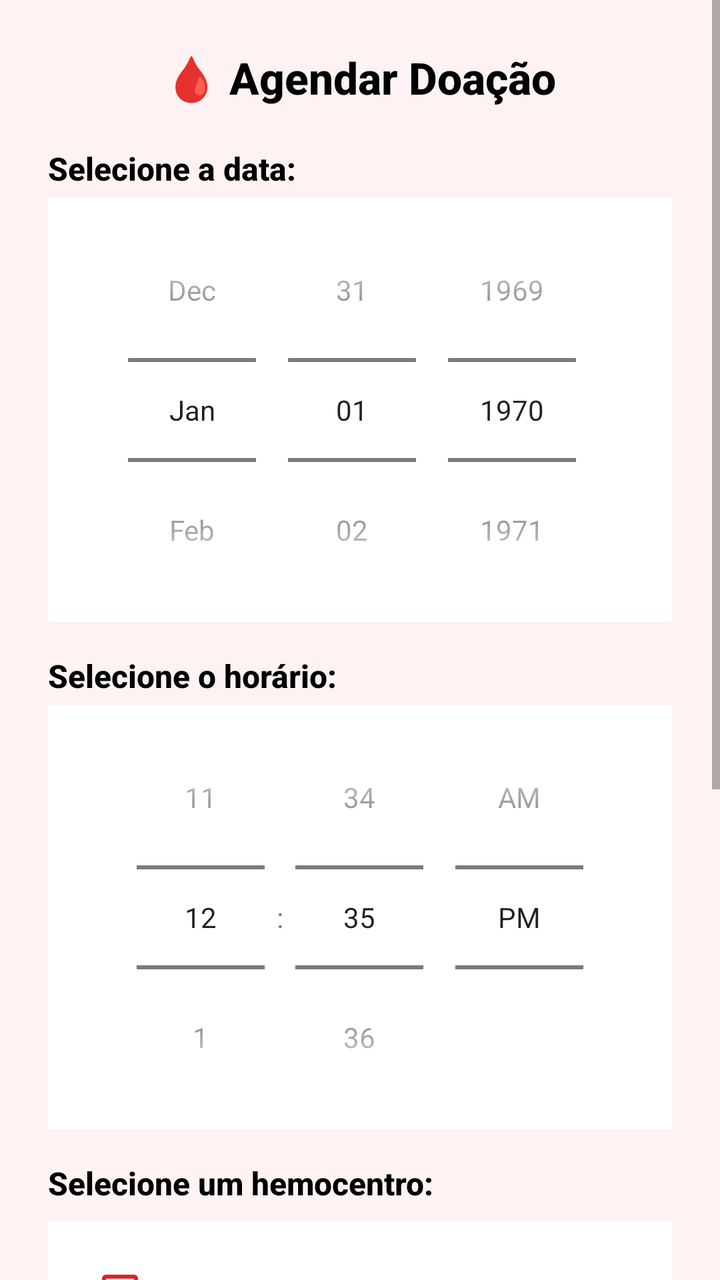
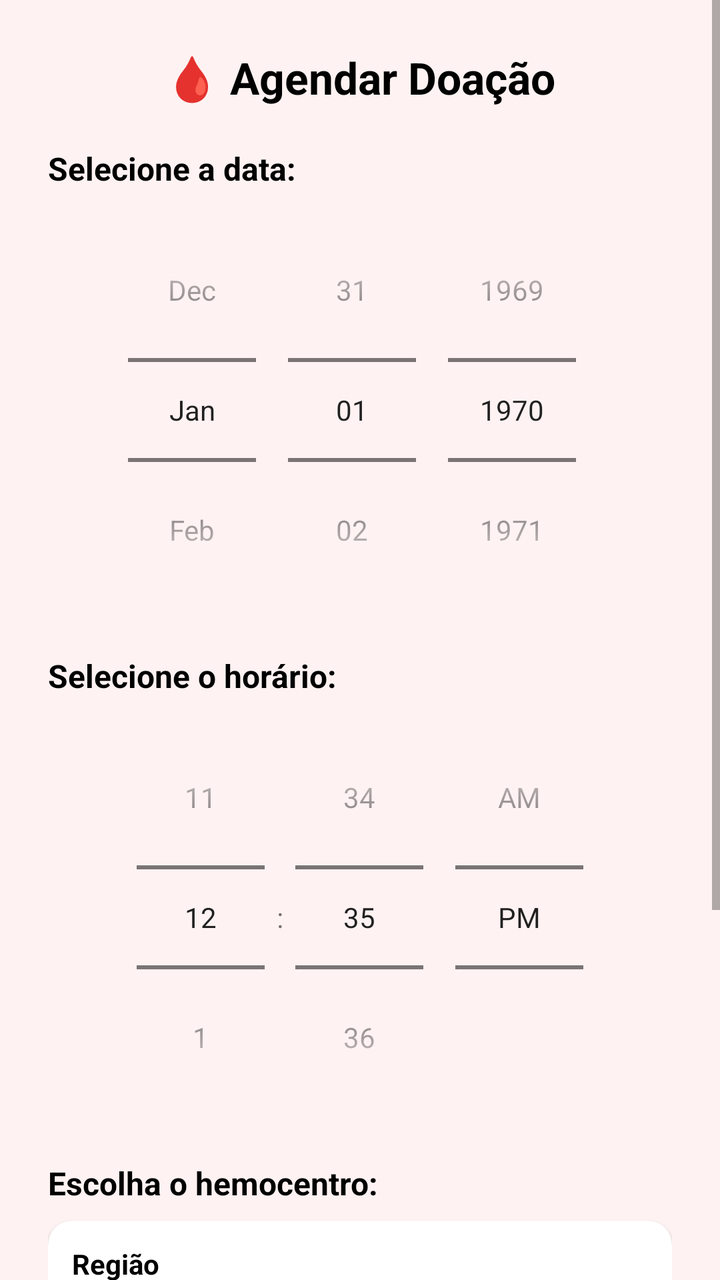

Compare the two renders of this Android layout. The source of the first and the diff that turns it into the second are given below.
<!-- AndroidManifest.xml: application theme Theme.Newvitalgest01 -->
<!-- res/layout/activity_agendamento.xml -->
<?xml version="1.0" encoding="utf-8"?>
<androidx.constraintlayout.widget.ConstraintLayout xmlns:android="http://schemas.android.com/apk/res/android"
    xmlns:app="http://schemas.android.com/apk/res-auto"
    xmlns:tools="http://schemas.android.com/tools"
    android:id="@+id/rootAgendamento"
    android:layout_width="match_parent"
    android:layout_height="match_parent"
    android:background="@color/fundo_claro"
    tools:context=".view.Agendamento">

    <ScrollView
        android:id="@+id/scrollViewAgendamento"
        android:layout_width="0dp"
        android:layout_height="0dp"
        android:fillViewport="true"
        app:layout_constraintTop_toTopOf="parent"
        app:layout_constraintBottom_toBottomOf="parent"
        app:layout_constraintStart_toStartOf="parent"
        app:layout_constraintEnd_toEndOf="parent">

        <LinearLayout
            android:id="@+id/containerAgendamento"
            android:layout_width="match_parent"
            android:layout_height="wrap_content"
            android:orientation="vertical"
            android:padding="24dp">

            
            <TextView
                android:id="@+id/txtTituloAgendamento"
                android:layout_width="match_parent"
                android:layout_height="wrap_content"
                android:text="🩸 Agendar Doação"
                android:textSize="22sp"
                android:textStyle="bold"
                android:textColor="@android:color/black"
                android:fontFamily="sans-serif-medium"
                android:gravity="center_horizontal"
                android:paddingBottom="12dp" />

            
            <TextView
                android:id="@+id/txtLabelData"
                android:layout_width="match_parent"
                android:layout_height="wrap_content"
                android:text="Selecione a data:"
                android:textSize="16sp"
                android:textStyle="bold"
                android:textColor="@android:color/black"
                android:fontFamily="sans-serif-medium"
                android:paddingTop="8dp"
                android:paddingBottom="4dp" />

            <DatePicker
                android:id="@+id/datePicker"
                android:layout_width="match_parent"
                android:layout_height="wrap_content"
                android:calendarViewShown="false"
                android:spinnersShown="true"
                android:datePickerMode="spinner"
                android:background="@android:color/white"
                android:theme="@style/CustomDatePickerRed"
                app:backgroundTint="@android:color/white" />

            
            <TextView
                android:id="@+id/txtLabelHora"
                android:layout_width="match_parent"
                android:layout_height="wrap_content"
                android:text="Selecione o horário:"
                android:textSize="16sp"
                android:textStyle="bold"
                android:textColor="@android:color/black"
                android:fontFamily="sans-serif-medium"
                android:paddingTop="16dp"
                android:paddingBottom="4dp" />

            <TimePicker
                android:id="@+id/timePicker"
                android:layout_width="match_parent"
                android:layout_height="wrap_content"
                android:timePickerMode="spinner"
                android:background="@android:color/white"
                android:theme="@style/CustomTimePickerRed"
                app:backgroundTint="@android:color/white" />

            
            <TextView
                android:id="@+id/txtLabelHemocentros"
                android:layout_width="match_parent"
                android:layout_height="wrap_content"
                android:text="Selecione um hemocentro:"
                android:textSize="16sp"
                android:textStyle="bold"
                android:textColor="@android:color/black"
                android:fontFamily="sans-serif-medium"
                android:paddingTop="16dp"
                android:paddingBottom="8dp" />

            
            <LinearLayout
                android:layout_width="match_parent"
                android:layout_height="wrap_content"
                android:orientation="horizontal"
                android:gravity="center_vertical"
                android:background="@android:color/white"
                android:padding="12dp"
                android:layout_marginBottom="8dp">

                <CheckBox
                    android:id="@+id/hemopeCheckbox"
                    android:layout_width="wrap_content"
                    android:layout_height="wrap_content"
                    app:buttonTint="@color/vermelho_primario" />

                <TextView
                    android:id="@+id/txtInfoHemope"
                    android:layout_width="0dp"
                    android:layout_height="wrap_content"
                    android:layout_weight="1"
                    android:text="HEMOPE Recife"
                    android:textSize="14sp"
                    android:textColor="@android:color/black"
                    android:fontFamily="sans-serif"
                    android:paddingStart="8dp"
                    android:paddingEnd="4dp" />
            </LinearLayout>

            
            <LinearLayout
                android:layout_width="match_parent"
                android:layout_height="wrap_content"
                android:orientation="horizontal"
                android:gravity="center_vertical"
                android:background="@android:color/white"
                android:padding="12dp"
                android:layout_marginBottom="8dp">

                <CheckBox
                    android:id="@+id/hcCheckbox"
                    android:layout_width="wrap_content"
                    android:layout_height="wrap_content"
                    app:buttonTint="@color/vermelho_primario" />

                <TextView
                    android:id="@+id/txtInfoHc"
                    android:layout_width="0dp"
                    android:layout_height="wrap_content"
                    android:layout_weight="1"
                    android:text="Hospital das Clínicas"
                    android:textSize="14sp"
                    android:textColor="@android:color/black"
                    android:fontFamily="sans-serif"
                    android:paddingStart="8dp"
                    android:paddingEnd="4dp" />
            </LinearLayout>

            
            <LinearLayout
                android:layout_width="match_parent"
                android:layout_height="wrap_content"
                android:orientation="horizontal"
                android:gravity="center_vertical"
                android:background="@android:color/white"
                android:padding="12dp"
                android:layout_marginBottom="8dp">

                <CheckBox
                    android:id="@+id/imipCheckbox"
                    android:layout_width="wrap_content"
                    android:layout_height="wrap_content"
                    app:buttonTint="@color/vermelho_primario" />

                <TextView
                    android:id="@+id/txtInfoImip"
                    android:layout_width="0dp"
                    android:layout_height="wrap_content"
                    android:layout_weight="1"
                    android:text="IMIP"
                    android:textSize="14sp"
                    android:textColor="@android:color/black"
                    android:fontFamily="sans-serif"
                    android:paddingStart="8dp"
                    android:paddingEnd="4dp" />
            </LinearLayout>

            
            <View
                android:layout_width="match_parent"
                android:layout_height="16dp" />

            
            <Button
                android:id="@+id/btAgendar"
                android:layout_width="match_parent"
                android:layout_height="wrap_content"
                android:text="✅ Confirmar Agendamento"
                android:textAllCaps="false"
                android:textSize="16sp"
                android:textStyle="bold"
                android:textColor="@android:color/white"
                android:fontFamily="sans-serif-medium"
                android:backgroundTint="@color/vermelho_primario"
                android:padding="16dp"
                android:layout_marginStart="8dp"
                android:layout_marginEnd="8dp"
                android:layout_marginBottom="8dp" />

            
            <Button
                android:id="@+id/btVoltarServicos"
                android:layout_width="match_parent"
                android:layout_height="wrap_content"
                android:text="↩️ Voltar para Serviços"
                android:textAllCaps="false"
                android:textSize="16sp"
                android:textStyle="bold"
                android:textColor="@android:color/white"
                android:fontFamily="sans-serif-medium"
                android:backgroundTint="@color/vermelho_primario"
                android:padding="16dp"
                android:layout_marginStart="8dp"
                android:layout_marginEnd="8dp"
                android:layout_marginBottom="8dp" />

        </LinearLayout>
    </ScrollView>

</androidx.constraintlayout.widget.ConstraintLayout>
<!-- resources referenced by this layout -->
<resources>
  <color name="fundo_claro">#fef2f2</color>
  <color name="vermelho_primario">#dc2626</color>
  <style name="CustomDatePickerRed" parent="@android:style/Theme.Material.Light.Dialog">
          <item name="android:datePickerStyle">@style/Widget.DatePicker.Red</item>
      </style>
  <style name="CustomTimePickerRed" parent="@android:style/Theme.Material.Light.Dialog">
          <item name="android:timePickerStyle">@style/Widget.TimePicker.Red</item>
      </style>
  <style name="Theme.Newvitalgest01" parent="Base.Theme.Newvitalgest01" />
  <style name="Widget.DatePicker.Red" parent="@android:style/Widget.Material.DatePicker">
          <item name="android:textColor">@color/vermelho_primario</item>
          <item name="android:textColorPrimary">@color/vermelho_primario</item>
          <item name="android:textColorHint">@color/vermelho_primario</item>
      </style>
  <style name="Widget.TimePicker.Red" parent="@android:style/Widget.Material.TimePicker">
          <item name="android:textColor">@color/vermelho_primario</item>
          <item name="android:textColorPrimary">@color/vermelho_primario</item>
          <item name="android:textColorHint">@color/vermelho_primario</item>
      </style>
  <style name="Base.Theme.Newvitalgest01" parent="Theme.MaterialComponents.DayNight.NoActionBar">
          
          <item name="colorPrimary">@color/azul_primario</item>
          <item name="colorPrimaryVariant">@color/azul_primario</item>
          <item name="colorOnPrimary">@android:color/white</item>
  
          <item name="colorSecondary">@color/vermelho_primario</item>
          <item name="colorAccent">@color/vermelho_primario</item>
  
          
          <item name="android:windowBackground">@android:color/white</item>
          <item name="android:statusBarColor" tools:targetApi="l">@color/azul_primario</item>
  
          
          <item name="android:textColor">@android:color/black</item>
  
          
          <item name="android:fontFamily">sans-serif</item>
          <item name="fontFamily">sans-serif</item>
      </style>
  <color name="azul_primario">#1976D2</color>
</resources>

<!-- the commit's change to res/layout/activity_agendamento.xml (unified diff, before → after) -->
@@ -1,5 +1,6 @@
 <?xml version="1.0" encoding="utf-8"?>
-<androidx.constraintlayout.widget.ConstraintLayout xmlns:android="http://schemas.android.com/apk/res/android"
+<androidx.constraintlayout.widget.ConstraintLayout
+    xmlns:android="http://schemas.android.com/apk/res/android"
     xmlns:app="http://schemas.android.com/apk/res-auto"
     xmlns:tools="http://schemas.android.com/tools"
     android:id="@+id/rootAgendamento"
@@ -34,7 +35,6 @@
                 android:textSize="22sp"
                 android:textStyle="bold"
                 android:textColor="@android:color/black"
-                android:fontFamily="sans-serif-medium"
                 android:gravity="center_horizontal"
                 android:paddingBottom="12dp" />
 
@@ -47,7 +47,6 @@
                 android:textSize="16sp"
                 android:textStyle="bold"
                 android:textColor="@android:color/black"
-                android:fontFamily="sans-serif-medium"
                 android:paddingTop="8dp"
                 android:paddingBottom="4dp" />
 
@@ -58,9 +57,7 @@
                 android:calendarViewShown="false"
                 android:spinnersShown="true"
                 android:datePickerMode="spinner"
-                android:background="@android:color/white"
-                android:theme="@style/CustomDatePickerRed"
-                app:backgroundTint="@android:color/white" />
+                android:theme="@style/CustomDatePickerRed" />
 
             
             <TextView
@@ -71,7 +68,6 @@
                 android:textSize="16sp"
                 android:textStyle="bold"
                 android:textColor="@android:color/black"
-                android:fontFamily="sans-serif-medium"
                 android:paddingTop="16dp"
                 android:paddingBottom="4dp" />
 
@@ -80,148 +76,212 @@
                 android:layout_width="match_parent"
                 android:layout_height="wrap_content"
                 android:timePickerMode="spinner"
-                android:background="@android:color/white"
-                android:theme="@style/CustomTimePickerRed"
-                app:backgroundTint="@android:color/white" />
-
-            
-            <TextView
-                android:id="@+id/txtLabelHemocentros"
-                android:layout_width="match_parent"
-                android:layout_height="wrap_content"
-                android:text="Selecione um hemocentro:"
-                android:textSize="16sp"
-                android:textStyle="bold"
-                android:textColor="@android:color/black"
-                android:fontFamily="sans-serif-medium"
+                android:theme="@style/CustomTimePickerRed" />
+
+            
+            <TextView
+                android:id="@+id/txtLabelHemocentro"
+                android:layout_width="match_parent"
+                android:layout_height="wrap_content"
+                android:text="Escolha o hemocentro:"
+                android:textSize="16sp"
+                android:textStyle="bold"
+                android:textColor="@android:color/black"
                 android:paddingTop="16dp"
-                android:paddingBottom="8dp" />
-
-            
-            <LinearLayout
-                android:layout_width="match_parent"
-                android:layout_height="wrap_content"
-                android:orientation="horizontal"
-                android:gravity="center_vertical"
-                android:background="@android:color/white"
-                android:padding="12dp"
-                android:layout_marginBottom="8dp">
-
-                <CheckBox
-                    android:id="@+id/hemopeCheckbox"
-                    android:layout_width="wrap_content"
+                android:paddingBottom="4dp" />
+
+            <com.google.android.material.card.MaterialCardView
+                android:id="@+id/cardFiltrosHemocentro"
+                android:layout_width="match_parent"
+                android:layout_height="wrap_content"
+                android:layout_marginTop="4dp"
+                app:cardCornerRadius="12dp"
+                app:cardElevation="2dp"
+                android:backgroundTint="@android:color/white">
+
+                <LinearLayout
+                    android:layout_width="match_parent"
                     android:layout_height="wrap_content"
-                    app:buttonTint="@color/vermelho_primario" />
-
-                <TextView
-                    android:id="@+id/txtInfoHemope"
-                    android:layout_width="0dp"
-                    android:layout_height="wrap_content"
-                    android:layout_weight="1"
-                    android:text="HEMOPE Recife"
-                    android:textSize="14sp"
-                    android:textColor="@android:color/black"
-                    android:fontFamily="sans-serif"
-                    android:paddingStart="8dp"
-                    android:paddingEnd="4dp" />
-            </LinearLayout>
-
-            
-            <LinearLayout
-                android:layout_width="match_parent"
-                android:layout_height="wrap_content"
-                android:orientation="horizontal"
-                android:gravity="center_vertical"
-                android:background="@android:color/white"
-                android:padding="12dp"
-                android:layout_marginBottom="8dp">
-
-                <CheckBox
-                    android:id="@+id/hcCheckbox"
-                    android:layout_width="wrap_content"
-                    android:layout_height="wrap_content"
-                    app:buttonTint="@color/vermelho_primario" />
-
-                <TextView
-                    android:id="@+id/txtInfoHc"
-                    android:layout_width="0dp"
-                    android:layout_height="wrap_content"
-                    android:layout_weight="1"
-                    android:text="Hospital das Clínicas"
-                    android:textSize="14sp"
-                    android:textColor="@android:color/black"
-                    android:fontFamily="sans-serif"
-                    android:paddingStart="8dp"
-                    android:paddingEnd="4dp" />
-            </LinearLayout>
-
-            
-            <LinearLayout
-                android:layout_width="match_parent"
-                android:layout_height="wrap_content"
-                android:orientation="horizontal"
-                android:gravity="center_vertical"
-                android:background="@android:color/white"
-                android:padding="12dp"
-                android:layout_marginBottom="8dp">
-
-                <CheckBox
-                    android:id="@+id/imipCheckbox"
-                    android:layout_width="wrap_content"
-                    android:layout_height="wrap_content"
-                    app:buttonTint="@color/vermelho_primario" />
-
-                <TextView
-                    android:id="@+id/txtInfoImip"
-                    android:layout_width="0dp"
-                    android:layout_height="wrap_content"
-                    android:layout_weight="1"
-                    android:text="IMIP"
-                    android:textSize="14sp"
-                    android:textColor="@android:color/black"
-                    android:fontFamily="sans-serif"
-                    android:paddingStart="8dp"
-                    android:paddingEnd="4dp" />
-            </LinearLayout>
-
-            
-            <View
-                android:layout_width="match_parent"
-                android:layout_height="16dp" />
+                    android:orientation="vertical"
+                    android:padding="12dp">
+
+                    <TextView
+                        android:id="@+id/txtLabelRegiao"
+                        android:layout_width="match_parent"
+                        android:layout_height="wrap_content"
+                        android:text="Região"
+                        android:textSize="14sp"
+                        android:textStyle="bold"
+                        android:textColor="@android:color/black"
+                        android:paddingBottom="2dp" />
+
+                    <Spinner
+                        android:id="@+id/spinnerRegiao"
+                        android:layout_width="match_parent"
+                        android:layout_height="wrap_content"
+                        android:background="@android:color/white"
+                        android:popupBackground="@android:color/white" />
+
+                    <TextView
+                        android:id="@+id/txtLabelUf"
+                        android:layout_width="match_parent"
+                        android:layout_height="wrap_content"
+                        android:text="Estado (UF)"
+                        android:textSize="14sp"
+                        android:textStyle="bold"
+                        android:textColor="@android:color/black"
+                        android:paddingTop="8dp"
+                        android:paddingBottom="2dp" />
+
+                    <Spinner
+                        android:id="@+id/spinnerUf"
+                        android:layout_width="match_parent"
+                        android:layout_height="wrap_content"
+                        android:background="@android:color/white"
+                        android:popupBackground="@android:color/white" />
+
+                    <TextView
+                        android:id="@+id/txtLabelCidade"
+                        android:layout_width="match_parent"
+                        android:layout_height="wrap_content"
+                        android:text="Cidade"
+                        android:textSize="14sp"
+                        android:textStyle="bold"
+                        android:textColor="@android:color/black"
+                        android:paddingTop="8dp"
+                        android:paddingBottom="2dp" />
+
+                    <Spinner
+                        android:id="@+id/spinnerCidade"
+                        android:layout_width="match_parent"
+                        android:layout_height="wrap_content"
+                        android:background="@android:color/white"
+                        android:popupBackground="@android:color/white" />
+
+                    <TextView
+                        android:id="@+id/txtLabelHemocentroInterno"
+                        android:layout_width="match_parent"
+                        android:layout_height="wrap_content"
+                        android:text="Hemocentro"
+                        android:textSize="14sp"
+                        android:textStyle="bold"
+                        android:textColor="@android:color/black"
+                        android:paddingTop="8dp"
+                        android:paddingBottom="2dp" />
+
+                    <Spinner
+                        android:id="@+id/spinnerHemocentro"
+                        android:layout_width="match_parent"
+                        android:layout_height="wrap_content"
+                        android:background="@android:color/white"
+                        android:popupBackground="@android:color/white" />
+
+                    
+                    <com.google.android.material.card.MaterialCardView
+                        android:id="@+id/cardHemocentroInfo"
+                        android:layout_width="match_parent"
+                        android:layout_height="wrap_content"
+                        android:layout_marginTop="16dp"
+                        app:cardElevation="4dp"
+                        app:cardCornerRadius="16dp"
+                        android:padding="16dp"
+                        android:visibility="gone"
+                        app:cardBackgroundColor="@android:color/white">
+
+                        <LinearLayout
+                            android:orientation="vertical"
+                            android:layout_width="match_parent"
+                            android:layout_height="wrap_content">
+
+                            
+                            <TextView
+                                android:id="@+id/txtNomeHemo"
+                                android:layout_width="wrap_content"
+                                android:layout_height="wrap_content"
+                                android:text="Nome da Unidade"
+                                android:textStyle="bold"
+                                android:textSize="18sp"
+                                android:textColor="@android:color/black"
+                                android:layout_marginBottom="6dp"/>
+
+                            
+                            <TextView
+                                android:id="@+id/txtEnderecoHemo"
+                                android:layout_width="wrap_content"
+                                android:layout_height="wrap_content"
+                                android:text="Endereço"
+                                android:textColor="@color/cinza_texto"
+                                android:layout_marginBottom="4dp"/>
+
+                            
+                            <TextView
+                                android:id="@+id/txtTelefoneHemo"
+                                android:layout_width="wrap_content"
+                                android:layout_height="wrap_content"
+                                android:text="Telefone"
+                                android:textColor="@color/cinza_texto"
+                                android:layout_marginBottom="4dp"/>
+
+                            
+                            <TextView
+                                android:id="@+id/txtHorarioHemo"
+                                android:layout_width="wrap_content"
+                                android:layout_height="wrap_content"
+                                android:text="Horário de funcionamento"
+                                android:textColor="@color/cinza_texto"
+                                android:layout_marginBottom="4dp"/>
+
+                            
+                            <TextView
+                                android:id="@+id/txtStatusHemo"
+                                android:layout_width="wrap_content"
+                                android:layout_height="wrap_content"
+                                android:text="Status"
+                                android:textColor="@color/cinza_texto"
+                                android:layout_marginBottom="4dp"/>
+
+                            
+                            <TextView
+                                android:id="@+id/txtDistanciaHemo"
+                                android:layout_width="wrap_content"
+                                android:layout_height="wrap_content"
+                                android:text="Distância"
+                                android:textColor="@color/cinza_texto"
+                                android:layout_marginBottom="8dp"/>
+
+                        </LinearLayout>
+
+                    </com.google.android.material.card.MaterialCardView>
+
+                </LinearLayout>
+            </com.google.android.material.card.MaterialCardView>
 
             
             <Button
                 android:id="@+id/btAgendar"
                 android:layout_width="match_parent"
                 android:layout_height="wrap_content"
-                android:text="✅ Confirmar Agendamento"
+                android:text="Confirmar Agendamento"
                 android:textAllCaps="false"
                 android:textSize="16sp"
                 android:textStyle="bold"
                 android:textColor="@android:color/white"
-                android:fontFamily="sans-serif-medium"
                 android:backgroundTint="@color/vermelho_primario"
-                android:padding="16dp"
-                android:layout_marginStart="8dp"
-                android:layout_marginEnd="8dp"
-                android:layout_marginBottom="8dp" />
+                android:paddingVertical="12dp"
+                android:layout_marginTop="16dp" />
 
             
             <Button
                 android:id="@+id/btVoltarServicos"
                 android:layout_width="match_parent"
                 android:layout_height="wrap_content"
-                android:text="↩️ Voltar para Serviços"
+                android:text="Voltar"
                 android:textAllCaps="false"
-                android:textSize="16sp"
-                android:textStyle="bold"
-                android:textColor="@android:color/white"
-                android:fontFamily="sans-serif-medium"
-                android:backgroundTint="@color/vermelho_primario"
-                android:padding="16dp"
-                android:layout_marginStart="8dp"
-                android:layout_marginEnd="8dp"
-                android:layout_marginBottom="8dp" />
+                android:textSize="15sp"
+                android:textColor="@color/vermelho_primario"
+                android:backgroundTint="@android:color/transparent"
+                android:paddingVertical="10dp"
+                android:layout_marginTop="8dp" />
 
         </LinearLayout>
     </ScrollView>
<!-- resource entries referenced after the edit -->
@@ -1,5 +1,6 @@
 <!-- resources referenced by this layout -->
 <resources>
+  <color name="cinza_texto">#666666</color>
   <color name="fundo_claro">#fef2f2</color>
   <color name="vermelho_primario">#dc2626</color>
   <style name="CustomDatePickerRed" parent="@android:style/Theme.Material.Light.Dialog">
